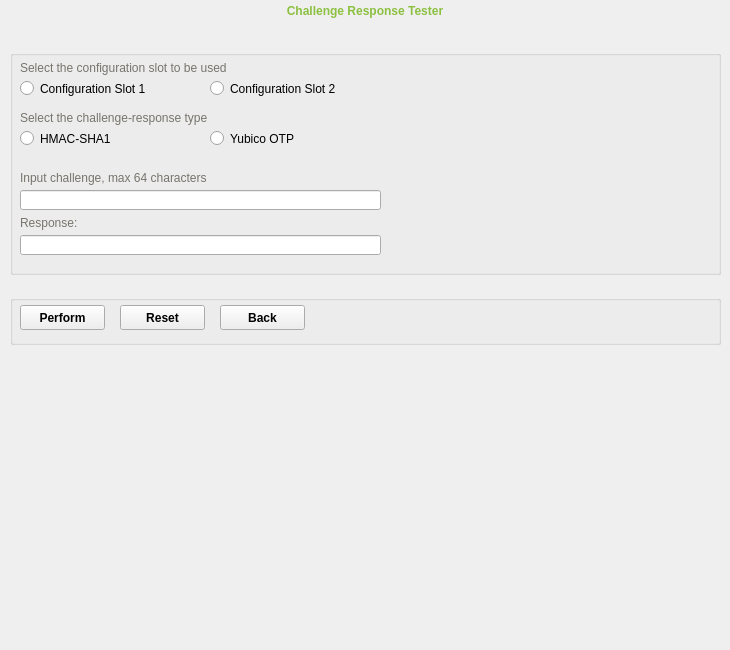
Above: src/ui/toolpage.ui from Yubico/yubikey-personalization-gui-dpkg before the change. Below: the same form after it.
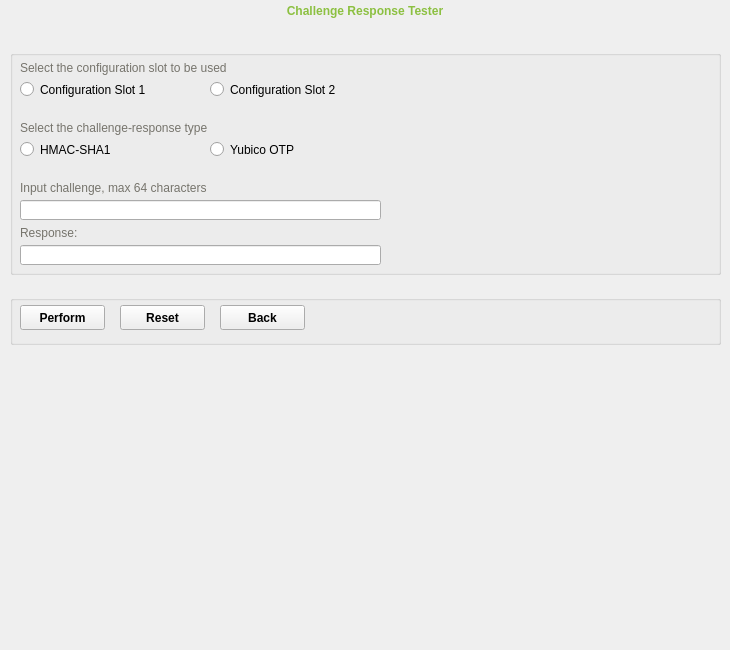
That is the form after the change. The open tabs and pages were chosen to show the change.

```diff
--- a/src/ui/toolpage.ui
+++ b/src/ui/toolpage.ui
@@ -664,7 +664,7 @@
      <property name="geometry">
       <rect>
        <x>0</x>
-       <y>60</y>
+       <y>70</y>
        <width>361</width>
        <height>50</height>
       </rect>
@@ -692,7 +692,7 @@
         <x>10</x>
         <y>20</y>
         <width>151</width>
-        <height>17</height>
+        <height>19</height>
        </rect>
       </property>
       <property name="styleSheet">
@@ -714,7 +714,7 @@
         <x>200</x>
         <y>20</y>
         <width>151</width>
-        <height>17</height>
+        <height>19</height>
        </rect>
       </property>
       <property name="styleSheet">
@@ -731,7 +731,7 @@
        <x>0</x>
        <y>0</y>
        <width>361</width>
-       <height>50</height>
+       <height>60</height>
       </rect>
      </property>
      <widget class="QLabel" name="chalRespSlotLabel">
@@ -757,7 +757,7 @@
         <x>10</x>
         <y>30</y>
         <width>151</width>
-        <height>17</height>
+        <height>19</height>
        </rect>
       </property>
       <property name="styleSheet">
@@ -779,7 +779,7 @@
         <x>200</x>
         <y>30</y>
         <width>151</width>
-        <height>17</height>
+        <height>19</height>
        </rect>
       </property>
       <property name="styleSheet">
@@ -794,7 +794,7 @@
      <property name="geometry">
       <rect>
        <x>10</x>
-       <y>120</y>
+       <y>130</y>
        <width>321</width>
        <height>16</height>
       </rect>
@@ -811,7 +811,7 @@
      <property name="geometry">
       <rect>
        <x>10</x>
-       <y>140</y>
+       <y>150</y>
        <width>361</width>
        <height>20</height>
       </rect>
@@ -836,7 +836,7 @@
      <property name="geometry">
       <rect>
        <x>10</x>
-       <y>165</y>
+       <y>175</y>
        <width>321</width>
        <height>16</height>
       </rect>
@@ -853,7 +853,7 @@
      <property name="geometry">
       <rect>
        <x>10</x>
-       <y>185</y>
+       <y>195</y>
        <width>361</width>
        <height>20</height>
       </rect>
```
Left out of the diff: 2 changed lines with no effect on the pictures.
